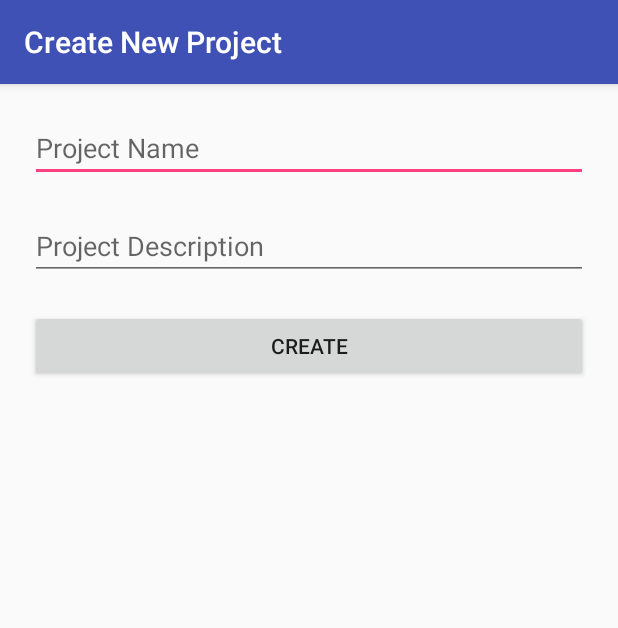
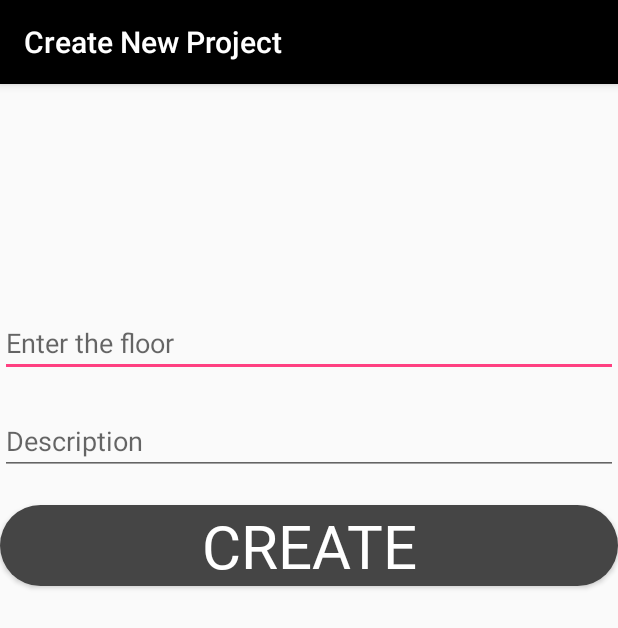
Before and after one commit to JuHyng/IoT_TermProject, an Android app: the NewProjectActivity screen opened directly, with no data from a screen before it, on a phone screen of 412 x 824 dp. Shown: the top 628 px of the screen. Run offline under Robolectric (Android 15) with nearby library versions, the phone set to English and light mode, and no system bars; libraries missing offline, so code that uses them is left out: io.realm.

Commit message:
UI
글꼴, 버튼 모양, 위치 등 디자인 변경

```diff
--- /dev/null
+++ b/app/src/main/res/drawable/custom_button.xml
@@ -0,0 +1,12 @@
+<?xml version="1.0" encoding="utf-8"?>
+<shape xmlns:android="http://schemas.android.com/apk/res/android">
+    android:padding="10dp"
+    android:shape="rectangle">
+    <solid android:color="@color/lbalck"/>
+    <corners
+        android:bottomLeftRadius="50dp"
+        android:bottomRightRadius="50dp"
+        android:topLeftRadius="50dp"
+        android:topRightRadius="50dp"/>
+
+</shape>
--- a/app/src/main/res/layout/activity_locate_me.xml
+++ b/app/src/main/res/layout/activity_locate_me.xml
@@ -12,7 +12,10 @@
         android:layout_gravity="center"
         android:layout_margin="15dp"
         android:text="You are near to: NA"
-        android:textSize="20sp" />
+        android:fontFamily="@font/gangwon"
+        android:textStyle="bold"
+        android:gravity="center"
+        android:textSize="40dp" />
 
 
     <TextView
--- a/app/src/main/res/layout/activity_new_project.xml
+++ b/app/src/main/res/layout/activity_new_project.xml
@@ -3,13 +3,13 @@
     android:layout_width="match_parent"
     android:layout_height="match_parent"
     android:orientation="vertical"
-    android:padding="20dp">
+    android:paddingTop="150dp">
 
     <EditText
         android:id="@+id/et_project_name"
         android:layout_width="match_parent"
         android:layout_height="wrap_content"
-        android:hint="Project Name"
+        android:hint="Enter the floor"
         android:inputType="textCapWords"
         android:lines="1"
         android:maxLength="50" />
@@ -19,7 +19,7 @@
         android:layout_width="match_parent"
         android:layout_height="wrap_content"
         android:layout_marginTop="20dp"
-        android:hint="Project Description"
+        android:hint="Description"
         android:inputType="text"
         android:lines="3"
         android:maxLength="250" />
@@ -29,7 +29,11 @@
         android:layout_width="match_parent"
         android:layout_height="wrap_content"
         android:layout_marginTop="20dp"
-        android:text="Create" />
+        android:text="Create"
+        android:fontFamily="@font/gangwon"
+        android:textSize="40dp"
+        android:textColor="@color/white"
+        android:background="@drawable/custom_button"/>
 
 
 </LinearLayout>
--- a/app/src/main/res/layout/activity_seach_wifis.xml
+++ b/app/src/main/res/layout/activity_seach_wifis.xml
@@ -9,7 +9,11 @@
         android:id="@+id/btn_wifi_refresh"
         android:layout_width="match_parent"
         android:layout_height="wrap_content"
-        android:text="Refresh" />
+        android:text="Refresh"
+        android:fontFamily="@font/gangwon"
+        android:textSize="25dp"
+        android:textColor="@color/white"
+        android:background="@drawable/custom_button"/>
 
     <TextView
         android:layout_width="match_parent"
--- a/app/src/main/res/values/colors.xml
+++ b/app/src/main/res/values/colors.xml
@@ -5,4 +5,5 @@
     <color name="colorAccent">#FF4081</color>
     <color name="white">#FFFFFF</color>
     <color name="black">#FF000000</color>
+    <color name="lbalck">#454545</color>
 </resources>
--- a/app/src/main/res/values/styles.xml
+++ b/app/src/main/res/values/styles.xml
@@ -3,8 +3,8 @@
     <!-- Base application theme. -->
     <style name="AppTheme" parent="Theme.AppCompat.Light.DarkActionBar">
         <!-- Customize your theme here. -->
-        <item name="colorPrimary">@color/colorPrimary</item>
-        <item name="colorPrimaryDark">@color/colorPrimaryDark</item>
+        <item name="colorPrimary">@color/black</item>
+        <item name="colorPrimaryDark">@color/black</item>
         <item name="colorAccent">@color/colorAccent</item>
     </style>
 
```
Also changed, not shown: app/src/main/res/layout/activity_add_access_point.xml (+13 -3 lines), app/src/main/res/layout/activity_add_reference_point.xml (+21 -6 lines), app/src/main/res/layout/activity_project_detail.xml (+22 -5 lines), 3 other files.
